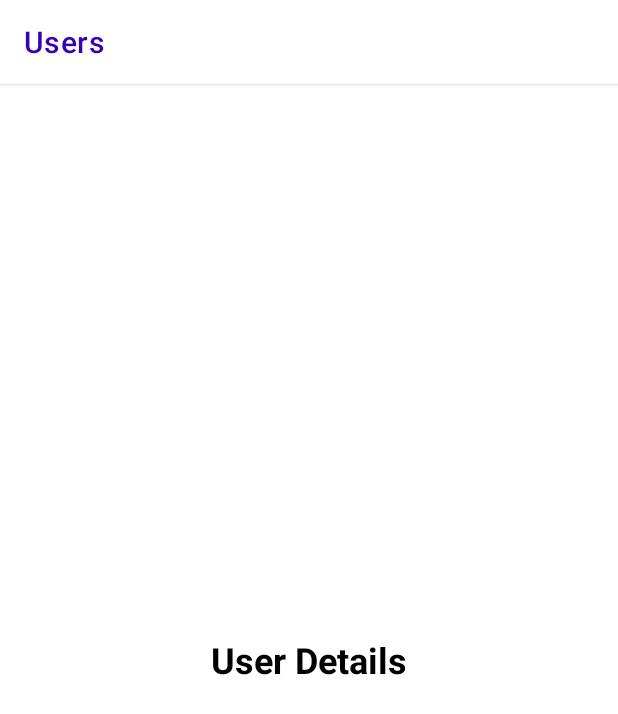
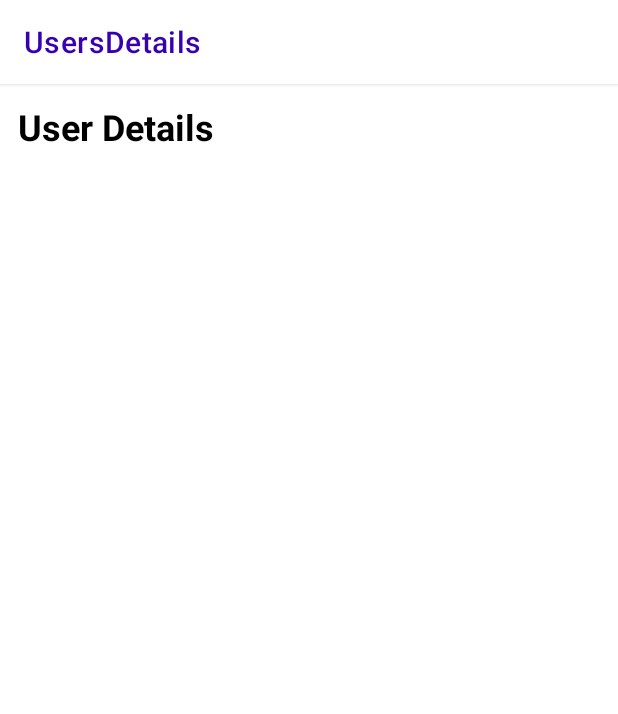
Before and after one commit to AkashGandhi095/Social-M-App, an Android app: the UserDetailsFragment screen opened through its navigation route, on a phone screen of 412 x 824 dp. Shown: the top 714 px of the screen. Run offline under Robolectric (Android 15) with nearby library versions, the phone set to English and light mode, and no system bars; 1 statement that could not run was skipped.

```diff
--- a/app/build.gradle
+++ b/app/build.gradle
@@ -55,5 +55,7 @@ dependencies {
     implementation 'com.squareup.retrofit2:converter-gson:2.9.0'
     implementation 'com.squareup.okhttp3:logging-interceptor:4.2.1'
 
+    def fragment_version = "1.2.5"
+    implementation "androidx.fragment:fragment-ktx:$fragment_version"
 
 }
--- a/app/src/main/java/com/app/social_m/MainActivity.kt
+++ b/app/src/main/java/com/app/social_m/MainActivity.kt
@@ -2,26 +2,36 @@ package com.app.social_m
 
 import androidx.appcompat.app.AppCompatActivity
 import android.os.Bundle
+import android.util.Log
 import android.widget.Toast
 import androidx.navigation.findNavController
+import com.app.social_m.fragments.UsersFragment
+import com.google.android.material.appbar.MaterialToolbar
+
 
 class MainActivity : AppCompatActivity() {
+    companion object {
+        private const val TAG = "MainActivityClass"
+    }
+
+    private lateinit var toolbar :MaterialToolbar
     override fun onCreate(savedInstanceState: Bundle?) {
         super.onCreate(savedInstanceState)
         setContentView(R.layout.activity_main)
 
         val navController = this.findNavController(R.id.nav_host_fragment)
-
+        toolbar = findViewById(R.id.material_ToolBar)
 
         navController.addOnDestinationChangedListener { _, destination, _ ->
            if (destination.id == R.id.userDetailsFragment) {
-               Toast.makeText(this , "ChangedToUserDetails" , Toast.LENGTH_SHORT ).show()
+               toolbar.title = "UsersDetails"
            }
            else {
-               Toast.makeText(this , "BackToUsers" , Toast.LENGTH_SHORT ).show()
+               toolbar.title = "User"
            }
         }
 
 
     }
+
 }
--- a/app/src/main/java/com/app/social_m/adapter/UserAdapter.kt
+++ b/app/src/main/java/com/app/social_m/adapter/UserAdapter.kt
@@ -11,7 +11,8 @@ import com.google.android.material.textview.MaterialTextView
 import kotlin.collections.ArrayList
 import kotlin.random.Random
 
-class UserAdapter(private val userDataList :ArrayList<Users>) : RecyclerView.Adapter<UserAdapter.DataHolder>() {
+class UserAdapter(private val userDataList :ArrayList<Users> ,
+                  private val adapterClick: OnAdapterClick) : RecyclerView.Adapter<UserAdapter.DataHolder>() {
 
 
     fun setUsersData(userDataList: List<Users>) {
@@ -32,17 +33,25 @@ class UserAdapter(private val userDataList :ArrayList<Users>) : RecyclerView.Ada
 
     override fun getItemCount(): Int = userDataList.size
 
-    inner class DataHolder(itemView :View) : RecyclerView.ViewHolder(itemView) {
+    inner class DataHolder(itemView :View) : RecyclerView.ViewHolder(itemView) , View.OnClickListener {
         private val profileImageV :ShapeableImageView = itemView.findViewById(R.id.userProfile_ImgV)
         private val nameTextV :MaterialTextView = itemView.findViewById(R.id.userName_txtV)
         private val emailTextV :MaterialTextView = itemView.findViewById(R.id.userEmail_txtV)
         private val websiteTextV :MaterialTextView = itemView.findViewById(R.id.userWebsite_txtV)
+
+        init {
+            itemView.setOnClickListener(this)
+        }
 
         fun bindDataToViews(user :Users) {
             profileImageV.setImageResource(generateRandomProfileImage())
             nameTextV.text = user.name
             emailTextV.text = user.email
             websiteTextV.text = user.website
+        }
+
+        override fun onClick(v: View?) {
+            adapterClick.onClick(userDataList[adapterPosition] , v)
         }
     }
 
@@ -56,4 +65,8 @@ class UserAdapter(private val userDataList :ArrayList<Users>) : RecyclerView.Ada
             else ->  R.drawable.image_5
         }
     }
+
+    interface OnAdapterClick {
+        fun onClick(user: Users , view :View?)
+    }
 }
--- a/app/src/main/java/com/app/social_m/fragments/UserDetailsFragment.kt
+++ b/app/src/main/java/com/app/social_m/fragments/UserDetailsFragment.kt
@@ -1,14 +1,20 @@
 package com.app.social_m.fragments
 
 import android.os.Bundle
+import android.util.Log
 import androidx.fragment.app.Fragment
 import android.view.LayoutInflater
 import android.view.View
 import android.view.ViewGroup
 import com.app.social_m.R
+import com.app.social_m.model.Users
+import com.google.android.material.textview.MaterialTextView
+import kotlin.math.log
 
 
 class UserDetailsFragment : Fragment() {
+
+
 
     override fun onCreateView(
         inflater: LayoutInflater, container: ViewGroup?,
@@ -19,9 +25,25 @@ class UserDetailsFragment : Fragment() {
     }
 
 
+    private lateinit var detailsText :MaterialTextView
+
     override fun onViewCreated(view: View, savedInstanceState: Bundle?) {
         super.onViewCreated(view, savedInstanceState)
+        detailsText = view.findViewById(R.id.detailsText)
+
+       // Log.d(TAG, "onViewCreated: ${arguments.toString()}")
+        detailsText.text = arguments.toString()
+    }
+
+
+    companion object {
+
+        private const val TAG = "UserDetailsFragmentScr"
 
     }
 
+
+
+
+
 }
--- a/app/src/main/java/com/app/social_m/fragments/UsersFragment.kt
+++ b/app/src/main/java/com/app/social_m/fragments/UsersFragment.kt
@@ -6,7 +6,10 @@ import androidx.fragment.app.Fragment
 import android.view.LayoutInflater
 import android.view.View
 import android.view.ViewGroup
+import android.widget.Toast
+import androidx.core.os.bundleOf
 import androidx.navigation.findNavController
+import androidx.navigation.fragment.findNavController
 import androidx.recyclerview.widget.LinearLayoutManager
 import androidx.recyclerview.widget.RecyclerView
 import com.app.social_m.R
@@ -17,31 +20,35 @@ import retrofit2.Call
 import retrofit2.Callback
 import retrofit2.Response
 
-class UsersFragment : Fragment() {
+class UsersFragment : Fragment() , UserAdapter.OnAdapterClick {
 
     companion object {
         private const val TAG = "UsersFragmentScreen"
+
+        fun newInstance() = UsersFragment()
     }
 
     private lateinit var userListRecyclerView :RecyclerView
     private lateinit var userAdapter :UserAdapter
     private lateinit var userList: ArrayList<Users>
 
+
     override fun onCreateView(
         inflater: LayoutInflater, container: ViewGroup?,
         savedInstanceState: Bundle?
     ): View? {
         // Inflate the layout for this fragment
+        Log.d(TAG, "onCreateView: ")
         return inflater.inflate(R.layout.fragment_users, container, false)
 
     }
 
     override fun onViewCreated(view: View, savedInstanceState: Bundle?) {
         super.onViewCreated(view, savedInstanceState)
-
+        Log.d(TAG, "onViewCreated: ")
         userListRecyclerView = view.findViewById(R.id.users_RecyclerV)
         userList = arrayListOf()
-        userAdapter = UserAdapter(userList)
+        userAdapter = UserAdapter(userList , this)
         userListRecyclerView.apply {
             layoutManager = LinearLayoutManager(requireContext())
             adapter = userAdapter
@@ -75,5 +82,11 @@ class UsersFragment : Fragment() {
         }
     }
 
+    override fun onClick(user: Users, view: View?) {
+        view?.let {
+            val data = bundleOf("userDetails" to user.toString())
+            findNavController().navigate(R.id.action_usersFragment_to_userDetailsFragment , data)
+        }
+    }
 
 }
--- a/app/src/main/java/com/app/social_m/model/Users.kt
+++ b/app/src/main/java/com/app/social_m/model/Users.kt
@@ -27,13 +27,17 @@ data class Address(
     val street :String ,
     val suite :String ,
     val city :String ,
+
+    @SerializedName("zipcode")
     val zipCode :String ,
+
     val geo :Geo
 
 )
 
 data class Geo(
     val lat :String ,
+    @SerializedName("lng")
     val lon :String
 )
 
--- a/app/src/main/res/layout/fragment_user_details.xml
+++ b/app/src/main/res/layout/fragment_user_details.xml
@@ -2,17 +2,20 @@
 <FrameLayout xmlns:android="http://schemas.android.com/apk/res/android"
     xmlns:tools="http://schemas.android.com/tools"
     android:layout_width="match_parent"
+    android:padding="12dp"
     android:layout_height="match_parent"
     tools:context=".fragments.UserDetailsFragment">
 
     <!-- TODO: Update blank fragment layout -->
+
     <TextView
+        android:id="@+id/detailsText"
         android:layout_width="wrap_content"
         android:layout_height="wrap_content"
         android:textSize="24sp"
         android:textStyle="bold"
         android:textColor="@color/black"
-        android:layout_gravity="center"
+        android:layout_gravity="top"
         android:text="User Details"
         />
 
--- a/app/src/main/res/layout/fragment_users.xml
+++ b/app/src/main/res/layout/fragment_users.xml
@@ -4,7 +4,6 @@
     android:id="@+id/users_RecyclerV"
     android:layout_width="match_parent"
     android:layout_height="match_parent"
-    xmlns:app="http://schemas.android.com/apk/res-auto"
     android:padding="10dp"
     tools:context=".fragments.UsersFragment"
     tools:listitem="@layout/user_rows"/>
--- a/app/src/main/res/navigation/app_nav.xml
+++ b/app/src/main/res/navigation/app_nav.xml
@@ -10,15 +10,15 @@
         android:name="com.app.social_m.fragments.UsersFragment"
         android:label="fragment_users"
         tools:layout="@layout/fragment_users" >
+        <argument android:name="userDetails"
+             android:defaultValue="emptyData"/>
         <action
             android:id="@+id/action_usersFragment_to_userDetailsFragment"
             app:destination="@id/userDetailsFragment" />
     </fragment>
-
     <fragment
         android:id="@+id/userDetailsFragment"
         android:name="com.app.social_m.fragments.UserDetailsFragment"
         android:label="fragment_user_details"
         tools:layout="@layout/fragment_user_details" />
-
 </navigation>
```
